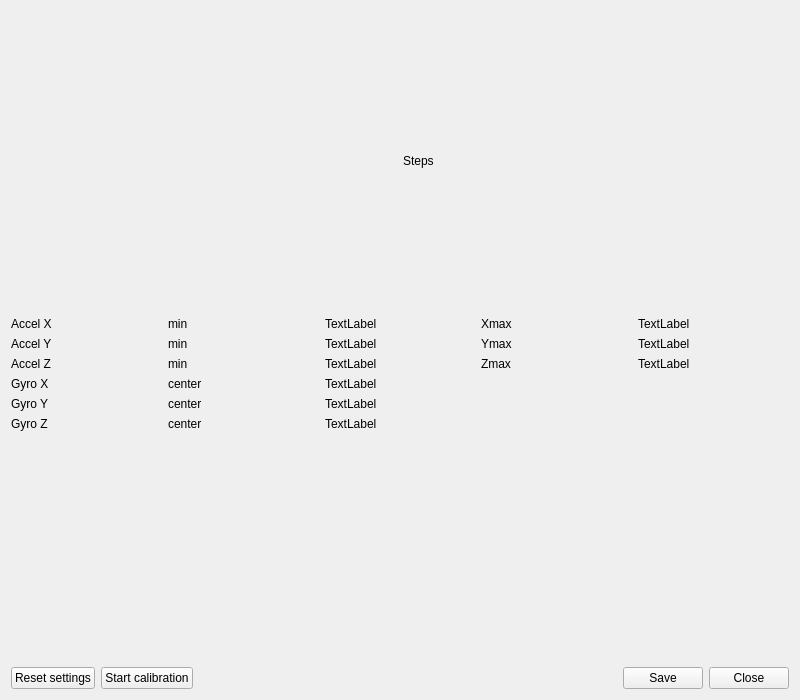
Qt form src/gui/sensorcalibration.ui (mmmaisel/antimicrox) before a commit.
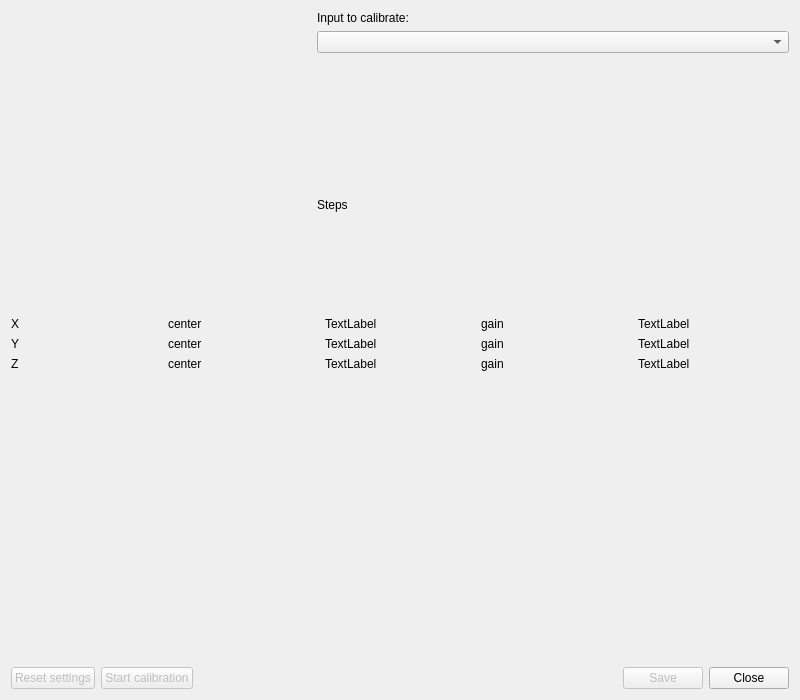
The same form after that commit. Custom widgets are drawn as their Qt base class.

Commit message:
Improve sensor calibration
Prepare the dialog to calibrate different input types than gyroscopes
in the future. Furthermore, polish the user interface.

What changed in the file:
```diff
--- a/src/gui/sensorcalibration.ui
+++ b/src/gui/sensorcalibration.ui
@@ -23,9 +23,9 @@
    <item>
     <layout class="QVBoxLayout" name="verticalLayout_2">
      <item>
-      <layout class="QHBoxLayout" name="horizontalLayout_4">
+      <layout class="QHBoxLayout" name="horizontalLayout_4" stretch="0,1">
        <item>
-        <widget class="JoySensorStatusBox" name="sensorStatusBoxWidget" native="true">
+        <widget class="QStackedWidget" name="statusStack">
          <property name="sizePolicy">
           <sizepolicy hsizetype="Preferred" vsizetype="Preferred">
            <horstretch>0</horstretch>
@@ -56,155 +56,137 @@
            <height>200</height>
           </size>
          </property>
+         <property name="currentIndex">
+          <number>0</number>
+         </property>
+         <widget class="JoySensorStatusBox" name="sensorStatusBoxWidget"/>
         </widget>
        </item>
        <item>
-        <widget class="QLabel" name="steps">
-         <property name="text">
-          <string>Steps</string>
-         </property>
-         <property name="alignment">
-          <set>Qt::AlignLeading|Qt::AlignLeft|Qt::AlignVCenter</set>
-         </property>
-         <property name="wordWrap">
-          <bool>true</bool>
-         </property>
-        </widget>
+        <layout class="QVBoxLayout" name="verticalLayout" stretch="0,0,0,1">
+         <item>
+          <widget class="QLabel" name="label_16">
+           <property name="text">
+            <string>Input to calibrate:</string>
+           </property>
+          </widget>
+         </item>
+         <item>
+          <widget class="QComboBox" name="deviceComboBox"/>
+         </item>
+         <item>
+          <spacer name="verticalSpacer_2">
+           <property name="orientation">
+            <enum>Qt::Vertical</enum>
+           </property>
+           <property name="sizeHint" stdset="0">
+            <size>
+             <width>20</width>
+             <height>40</height>
+            </size>
+           </property>
+          </spacer>
+         </item>
+         <item>
+          <widget class="QLabel" name="steps">
+           <property name="text">
+            <string>Steps</string>
+           </property>
+           <property name="alignment">
+            <set>Qt::AlignLeading|Qt::AlignLeft|Qt::AlignVCenter</set>
+           </property>
+           <property name="wordWrap">
+            <bool>true</bool>
+           </property>
+          </widget>
+         </item>
+        </layout>
        </item>
       </layout>
      </item>
      <item>
       <layout class="QGridLayout" name="gridLayout">
-       <item row="3" column="3">
-        <widget class="QLabel" name="label_11">
-         <property name="text">
-          <string>Zmax</string>
-         </property>
-        </widget>
-       </item>
-       <item row="4" column="0">
-        <widget class="QLabel" name="label_3">
-         <property name="text">
-          <string>Gyro X</string>
-         </property>
-        </widget>
-       </item>
        <item row="3" column="0">
         <widget class="QLabel" name="label_9">
          <property name="text">
-          <string>Accel Z</string>
+          <string>Z</string>
          </property>
         </widget>
        </item>
-       <item row="0" column="3">
-        <widget class="QLabel" name="label_6">
+       <item row="3" column="2">
+        <widget class="QLabel" name="centerZValue">
          <property name="text">
-          <string>Xmax</string>
+          <string>TextLabel</string>
          </property>
         </widget>
        </item>
-       <item row="5" column="0">
-        <widget class="QLabel" name="label_4">
+       <item row="1" column="0">
+        <widget class="QLabel" name="xAxisLabel">
          <property name="text">
-          <string>Gyro Y</string>
+          <string>X</string>
          </property>
         </widget>
        </item>
-       <item row="4" column="1">
-        <widget class="QLabel" name="label_13">
+       <item row="2" column="2">
+        <widget class="QLabel" name="centerYValue">
+         <property name="text">
+          <string>TextLabel</string>
+         </property>
+        </widget>
+       </item>
+       <item row="1" column="3">
+        <widget class="QLabel" name="gainXLabel">
+         <property name="text">
+          <string>gain</string>
+         </property>
+        </widget>
+       </item>
+       <item row="1" column="2">
+        <widget class="QLabel" name="centerXValue">
+         <property name="text">
+          <string>TextLabel</string>
+         </property>
+        </widget>
+       </item>
+       <item row="1" column="1">
+        <widget class="QLabel" name="centerXLabel">
          <property name="text">
           <string>center</string>
          </property>
         </widget>
        </item>
-       <item row="0" column="2">
-        <widget class="QLabel" name="labelAccelXmin">
+       <item row="2" column="0">
+        <widget class="QLabel" name="yAxisLabel">
          <property name="text">
-          <string>TextLabel</string>
-         </property>
-        </widget>
-       </item>
-       <item row="2" column="3">
-        <widget class="QLabel" name="label_8">
-         <property name="text">
-          <string>Ymax</string>
+          <string>Y</string>
          </property>
         </widget>
        </item>
        <item row="3" column="1">
         <widget class="QLabel" name="label_10">
          <property name="text">
-          <string>min</string>
-         </property>
-        </widget>
-       </item>
-       <item row="6" column="0">
-        <widget class="QLabel" name="label_12">
-         <property name="text">
-          <string>Gyro Z</string>
+          <string>center</string>
          </property>
         </widget>
        </item>
        <item row="2" column="1">
         <widget class="QLabel" name="label_7">
          <property name="text">
-          <string>min</string>
-         </property>
-        </widget>
-       </item>
-       <item row="0" column="1">
-        <widget class="QLabel" name="label_5">
-         <property name="text">
-          <string>min</string>
-         </property>
-        </widget>
-       </item>
-       <item row="5" column="1">
-        <widget class="QLabel" name="label_14">
-         <property name="text">
           <string>center</string>
          </property>
         </widget>
        </item>
-       <item row="6" column="1">
-        <widget class="QLabel" name="label_15">
+       <item row="1" column="4">
+        <widget class="QLabel" name="gainXValue">
          <property name="text">
-          <string>center</string>
-         </property>
-        </widget>
-       </item>
-       <item row="2" column="0">
-        <widget class="QLabel" name="label">
-         <property name="text">
-          <string>Accel Y</string>
-         </property>
-        </widget>
-       </item>
-       <item row="0" column="0">
-        <widget class="QLabel" name="label_2">
-         <property name="text">
-          <string>Accel X</string>
-         </property>
-        </widget>
-       </item>
-       <item row="0" column="4">
-        <widget class="QLabel" name="labelAccelXmax">
-         <property name="text">
           <string>TextLabel</string>
          </property>
         </widget>
        </item>
-       <item row="2" column="2">
-        <widget class="QLabel" name="labelAccelYmin">
+       <item row="2" column="3">
+        <widget class="QLabel" name="gainYLabel">
          <property name="text">
-          <string>TextLabel</string>
-         </property>
-        </widget>
-       </item>
-       <item row="3" column="2">
-        <widget class="QLabel" name="labelAccelZmin">
-         <property name="text">
-          <string>TextLabel</string>
+          <string>gain</string>
          </property>
         </widget>
        </item>
@@ -215,29 +197,15 @@
          </property>
         </widget>
        </item>
+       <item row="3" column="3">
+        <widget class="QLabel" name="gainZLabel">
+         <property name="text">
+          <string>gain</string>
+         </property>
+        </widget>
+       </item>
        <item row="3" column="4">
-        <widget class="QLabel" name="labelAccelZmax">
-         <property name="text">
-          <string>TextLabel</string>
-         </property>
-        </widget>
-       </item>
-       <item row="4" column="2">
-        <widget class="QLabel" name="labelGyroX0">
-         <property name="text">
-          <string>TextLabel</string>
-         </property>
-        </widget>
-       </item>
-       <item row="5" column="2">
-        <widget class="QLabel" name="labelGyroY0">
-         <property name="text">
-          <string>TextLabel</string>
-         </property>
-        </widget>
-       </item>
-       <item row="6" column="2">
-        <widget class="QLabel" name="labelGyroZ0">
+        <widget class="QLabel" name="gainZValue">
          <property name="text">
           <string>TextLabel</string>
          </property>
@@ -262,13 +230,19 @@
       <layout class="QHBoxLayout" name="horizontalLayout">
        <item>
         <widget class="QPushButton" name="resetBtn">
+         <property name="enabled">
+          <bool>false</bool>
+         </property>
          <property name="text">
           <string>Reset settings</string>
          </property>
         </widget>
        </item>
        <item>
-        <widget class="QPushButton" name="startButton">
+        <widget class="QPushButton" name="startBtn">
+         <property name="enabled">
+          <bool>false</bool>
+         </property>
          <property name="text">
           <string>Start calibration</string>
          </property>
@@ -289,6 +263,9 @@
        </item>
        <item>
         <widget class="QPushButton" name="saveBtn">
+         <property name="enabled">
+          <bool>false</bool>
+         </property>
          <property name="text">
           <string>Save</string>
          </property>
```
Left out of the diff: 8 changed lines with no effect on the pictures. The commit also changes 3 other files.
